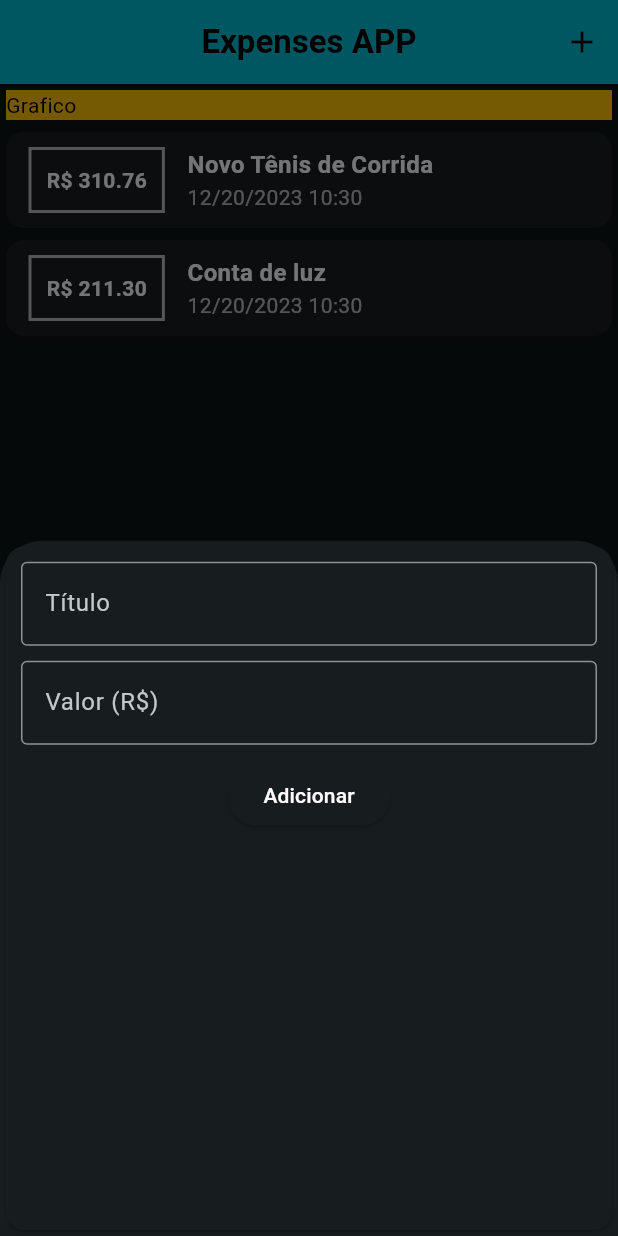
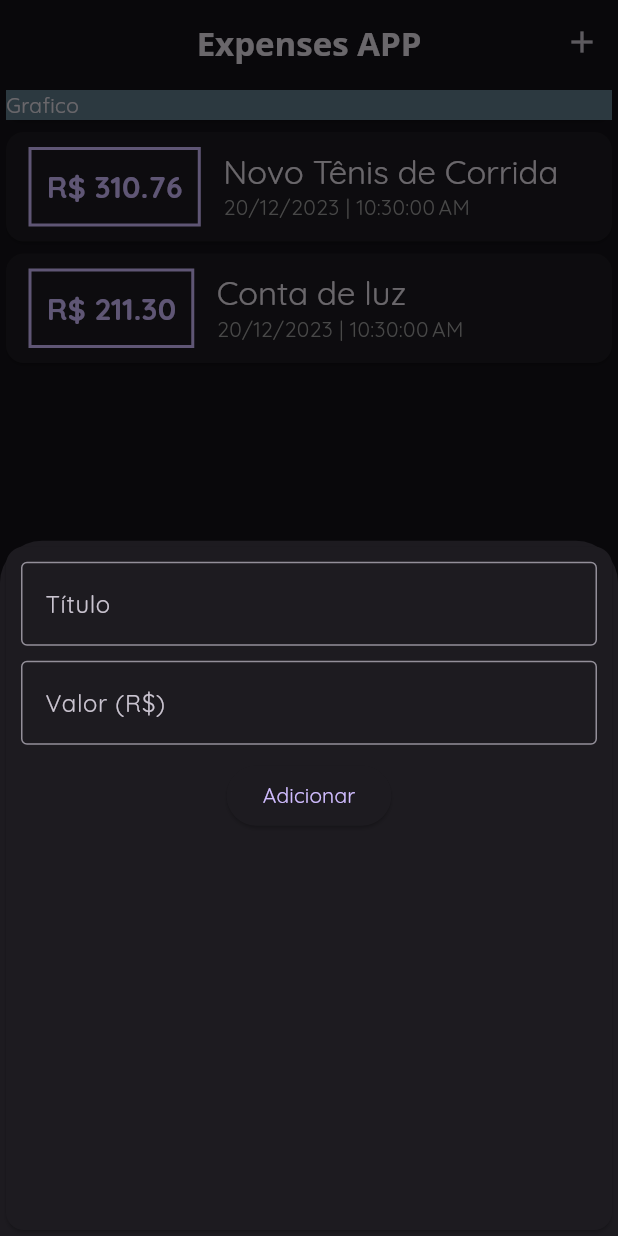
Before and after one commit to alyssontrugilio/expenses_app, a Flutter app: the screen it shows after launch, after a tap on the "add" icon, on a phone screen of 412 x 824 dp. Run offline on Flutter 3.47's test engine with Material 3 defaults, Android fonts, the phone set to English and light mode, and no system bars.

Commit message:
Adicionado font e imagem de fundo caso não tenha nenhuma transação

```diff
--- a/lib/app/app_widget.dart
+++ b/lib/app/app_widget.dart
@@ -7,6 +7,14 @@ class AppWidget extends StatelessWidget {
 
   @override
   Widget build(BuildContext context) {
-    return const MyHomePage();
+    return MaterialApp(
+        title: 'ExpensesApp',
+        debugShowCheckedModeBanner: false,
+        theme: ThemeData(
+            useMaterial3: true,
+            primaryColor: Colors.blueGrey,
+            brightness: Brightness.dark,
+            fontFamily: 'Quicksand'),
+        home: const MyHomePage());
   }
 }
--- a/lib/app/components/transaction_form.dart
+++ b/lib/app/components/transaction_form.dart
@@ -54,9 +54,7 @@ class _TransactionFormState extends State<TransactionForm> {
                 onPressed: _subimitForm,
                 child: const Text(
                   'Adicionar',
-                  style: TextStyle(
-                    color: Colors.white,
-                  ),
+                  style: TextStyle(),
                 ))
           ],
         ),
--- a/lib/app/components/transaction_list.dart
+++ b/lib/app/components/transaction_list.dart
@@ -11,25 +11,52 @@ class TransactionList extends StatelessWidget {
 
   @override
   Widget build(BuildContext context) {
-    return Container(
+    return SizedBox(
       height: 300,
-      child: SingleChildScrollView(
-        child: Column(
-          children: transactions.map((tr) {
+      child: transactions.isEmpty
+          ? Column(
+              children: [
+                const SizedBox(height: 20),
+                Text(
+                  'Nenhuma Transação Cadastrada!',
+                  style: Theme.of(context).textTheme.titleLarge,
+                ),
+                const SizedBox(height: 20),
+                SizedBox(
+                  height: 200,
+                  child: Image.asset(
+                    'assets/images/waiting.png',
+                    fit: BoxFit.cover,
+                  ),
+                ),
+              ],
+            )
+          : ListView.builder(
+              itemCount: transactions.length,
+              itemBuilder: (ctx, index) {
+                final tr = transactions[index];
                 return Card(
                   child: Row(
                     children: [
                       Container(
                         margin: const EdgeInsets.symmetric(
-                        horizontal: 15, vertical: 10),
+                          horizontal: 15,
+                          vertical: 10,
+                        ),
                         decoration: BoxDecoration(
-                      border: Border.all(color: Colors.white70, width: 2),
+                          border: Border.all(
+                            color: Theme.of(context).colorScheme.primary,
+                            width: 2,
+                          ),
                         ),
                         padding: const EdgeInsets.all(10),
                         child: Text(
                           'R\$ ${tr.value.toStringAsFixed(2)}',
-                      style: const TextStyle(
-                          fontWeight: FontWeight.bold, color: Colors.white),
+                          style: TextStyle(
+                            fontWeight: FontWeight.bold,
+                            fontSize: 20,
+                            color: Theme.of(context).colorScheme.primary,
+                          ),
                         ),
                       ),
                       Column(
@@ -37,22 +64,20 @@ class TransactionList extends StatelessWidget {
                         children: [
                           Text(
                             tr.title,
-                        style: const TextStyle(
-                            fontWeight: FontWeight.bold,
-                            color: Colors.white,
-                            fontSize: 16),
+                            style: Theme.of(context).textTheme.titleLarge,
                           ),
                           Text(
-                        DateFormat('yMd').add_Hm().format(tr.date),
-                        style: const TextStyle(color: Colors.white70),
+                            DateFormat('d/MM/y |').add_jms().format(tr.date),
+                            style: const TextStyle(
+                              color: Colors.grey,
+                            ),
                           ),
                         ],
-                  )
+                      ),
                     ],
                   ),
                 );
-          }).toList(),
-        ),
+              },
             ),
     );
   }
--- a/lib/app/home/home_page.dart
+++ b/lib/app/home/home_page.dart
@@ -56,13 +56,12 @@ class _MyHomePageState extends State<MyHomePage> {
   Widget build(BuildContext context) {
     return Scaffold(
       appBar: AppBar(
-        backgroundColor: Colors.cyan,
         centerTitle: true,
         title: const Text(
           'Expenses APP',
           style: TextStyle(
+            fontFamily: 'OpenSans',
             fontWeight: FontWeight.bold,
-            color: Colors.black,
           ),
         ),
         actions: [
@@ -70,27 +69,27 @@ class _MyHomePageState extends State<MyHomePage> {
             onPressed: () => _openTransactionFormModal(),
             icon: const Icon(
               Icons.add,
-              color: Colors.black,
             ),
           ),
         ],
       ),
-      body: SingleChildScrollView(
+      body: Container(
+        child: SingleChildScrollView(
           child: Column(
             crossAxisAlignment: CrossAxisAlignment.stretch,
             children: [
               Card(
                 child: Container(
                   width: double.infinity,
-                color: Colors.amber,
+                  color: Colors.blueGrey,
                   child: const Text(
                     'Grafico',
-                  style: TextStyle(color: Colors.black),
                   ),
                 ),
               ),
               TransactionList(transactions: _transactions),
             ],
+          ),
         ),
       ),
       floatingActionButtonLocation: FloatingActionButtonLocation.centerFloat,
--- a/lib/main.dart
+++ b/lib/main.dart
@@ -2,24 +2,5 @@ import 'package:flutter/material.dart';
 import 'app/app_widget.dart';
 
 void main() {
-  runApp(const MyApp());
+  runApp(const AppWidget());
 }
-
-class MyApp extends StatelessWidget {
-  const MyApp({super.key});
-
-  // This widget is the root of your application.
-  @override
-  Widget build(BuildContext context) {
-    return MaterialApp(
-      title: 'ExpensesApp',
-      debugShowCheckedModeBanner: false,
-      theme: ThemeData(
-        brightness: Brightness.dark,
-        colorSchemeSeed: Colors.cyan,
-        useMaterial3: true,
-      ),
-      home: const AppWidget(),
-    );
-  }
-}
```
Also changed, not shown: pubspec.yaml (+15 -9 lines), assets/fonts/OpenSans-Bold.ttf (added), assets/fonts/OpenSans-Regular.ttf (added), assets/fonts/Quicksand-Bold.ttf (added), assets/fonts/Quicksand-Regular.ttf (added), assets/images/waiting.png (added). Lines whose indentation alone changed are shown as unchanged.
